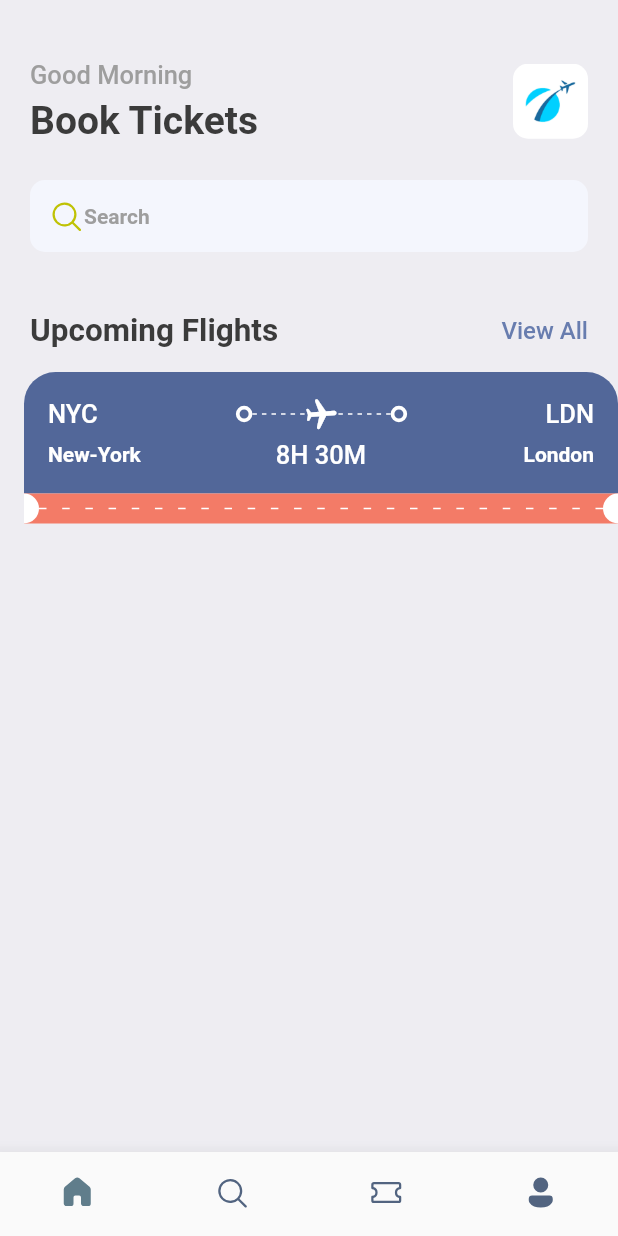
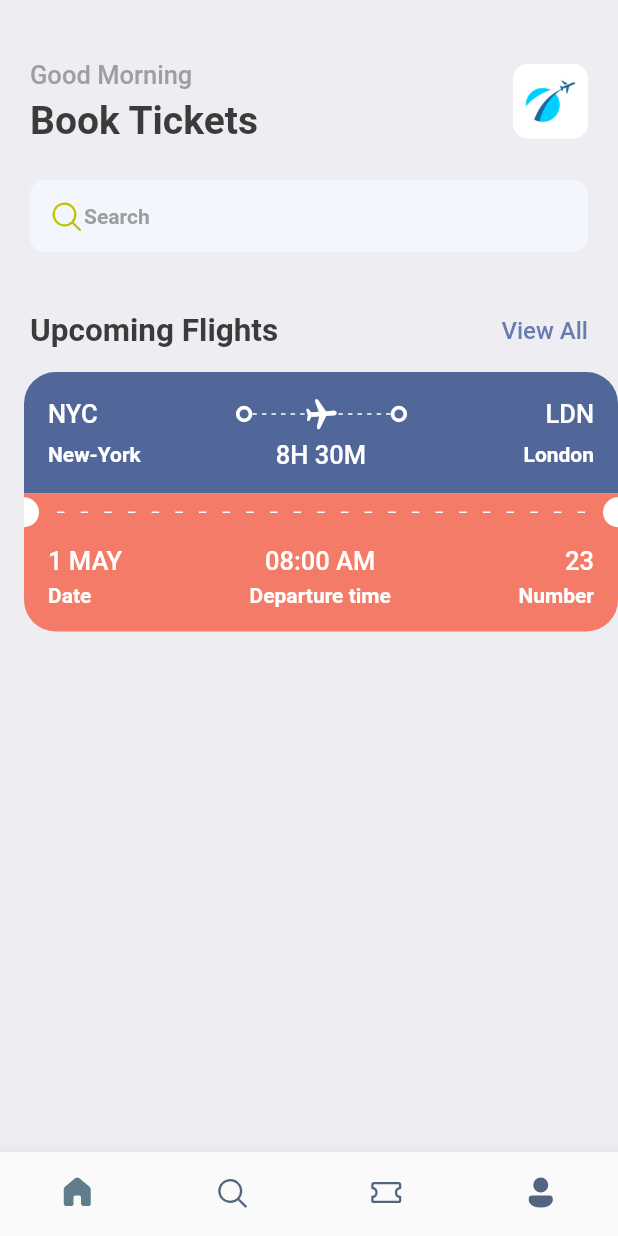
Before and after one commit to dadejecova/Booktickets, a Flutter app: the screen it shows after launch, on a phone screen of 412 x 824 dp. Run offline on Flutter 3.47's test engine with Material 2 defaults, Android fonts, the phone set to English and light mode, and no system bars; our stand-ins replace fluentui_icons, gap.

Commit message:
orange Card

```diff
--- a/lib/screens/tickets_views.dart
+++ b/lib/screens/tickets_views.dart
@@ -97,7 +97,9 @@ class TicketView extends StatelessWidget {
                       ),
                     ),
                   ),
-                  Expanded(child: LayoutBuilder(
+                  Expanded(child: Padding(
+                    padding: const EdgeInsets.all(12.0),
+                    child: LayoutBuilder(
                       builder: (BuildContext context, BoxConstraints constraints) {
                         return Flex(
                           direction: Axis.horizontal,
@@ -115,6 +117,7 @@ class TicketView extends StatelessWidget {
                         );
                       },
 
+                    ),
                   )),
                   const SizedBox(
                     height: 20,
@@ -132,6 +135,54 @@ class TicketView extends StatelessWidget {
                 ],
               ),
             ),
+            //SHowing the bottom part card
+            Container(
+              decoration: BoxDecoration(
+                  color: Styles.orangeColor,
+                  borderRadius: BorderRadius.only(bottomLeft: Radius.circular(21),
+                      bottomRight: Radius.circular(21))
+              ),
+              padding: const EdgeInsets.only(left: 16, top: 10, right: 16, bottom: 16),
+              child: Column(
+                children: [
+                  Row(
+                    mainAxisAlignment: MainAxisAlignment.spaceBetween,
+                    children: [
+                      Column(
+                        crossAxisAlignment: CrossAxisAlignment.start,
+                        children: [
+                          Text("1 MAY",
+                          style: Styles.headLinesStyle3.copyWith(color: Colors.white),),
+                          const Gap(5),
+                          Text("Date",
+                          style: Styles.headLinesStyle4.copyWith(color: Colors.white),),
+                        ],
+                      ),
+                      Column(
+                        crossAxisAlignment: CrossAxisAlignment.center,
+                        children: [
+                          Text("08:00 AM",
+                            style: Styles.headLinesStyle3.copyWith(color: Colors.white),),
+                          const Gap(5),
+                          Text("Departure time",
+                            style: Styles.headLinesStyle4.copyWith(color: Colors.white),),
+                        ],
+                      ),
+                      Column(
+                        crossAxisAlignment: CrossAxisAlignment.end,
+                        children: [
+                          Text("23",
+                            style: Styles.headLinesStyle3.copyWith(color: Colors.white),),
+                          const Gap(5),
+                          Text("Number",
+                            style: Styles.headLinesStyle4.copyWith(color: Colors.white),),
+                        ],
+                      )
+                    ],
+                  )
+                ],
+              ),
+            ),
           ],
         ),
       ),
```
Lines whose indentation alone changed are shown as unchanged.
